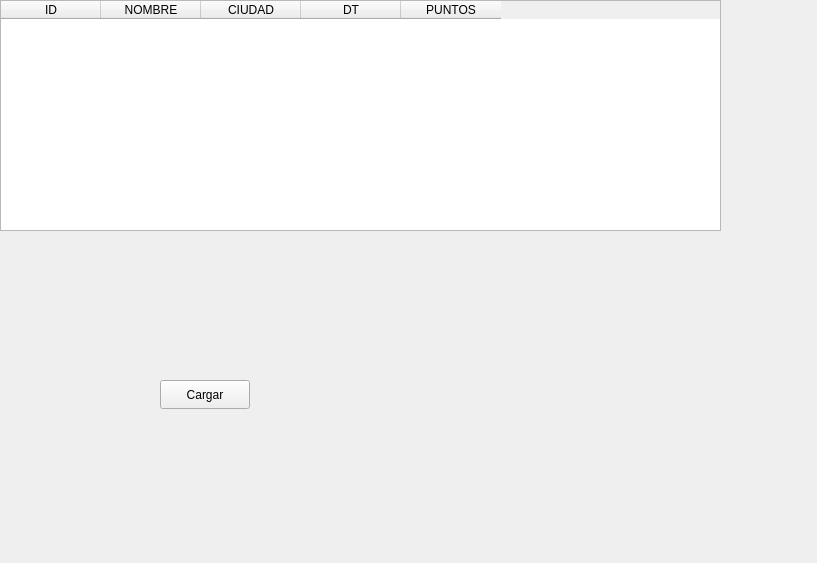
Before: the Qt Designer form visualizar.ui in Victorstalin64/CONTROL-DE-TORNEOS-DE-EQUIPOS-DE-FUTBOL, drawn with Qt 5.
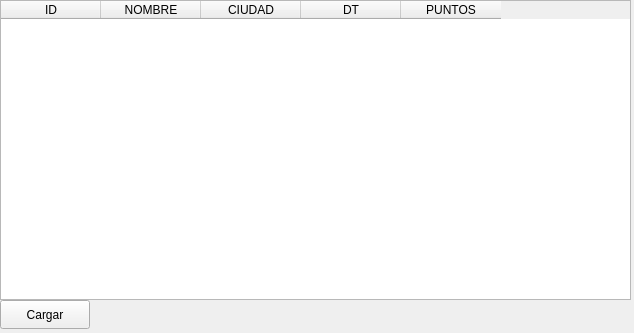
After: the same form once the commit is applied.

```diff
--- a/visualizar.ui
+++ b/visualizar.ui
@@ -6,8 +6,8 @@
    <rect>
     <x>0</x>
     <y>0</y>
-    <width>817</width>
-    <height>563</height>
+    <width>634</width>
+    <height>333</height>
    </rect>
   </property>
   <property name="windowTitle">
@@ -18,8 +18,8 @@
     <rect>
      <x>0</x>
      <y>0</y>
-     <width>721</width>
-     <height>231</height>
+     <width>631</width>
+     <height>300</height>
     </rect>
    </property>
    <column>
@@ -51,8 +51,8 @@
   <widget class="QPushButton" name="btnCargar">
    <property name="geometry">
     <rect>
-     <x>160</x>
-     <y>380</y>
+     <x>0</x>
+     <y>300</y>
      <width>90</width>
      <height>29</height>
     </rect>
```
